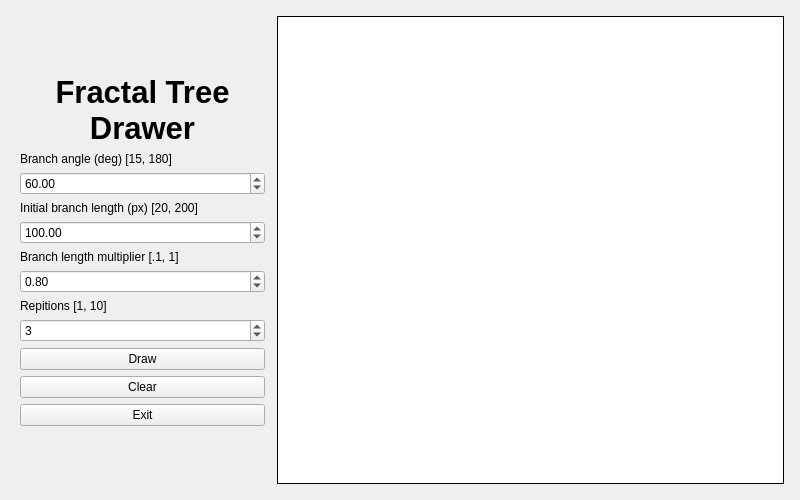
Above: entry.ui from bericp1/csci1300-project2-fractals before the change. Below: the same form after it.
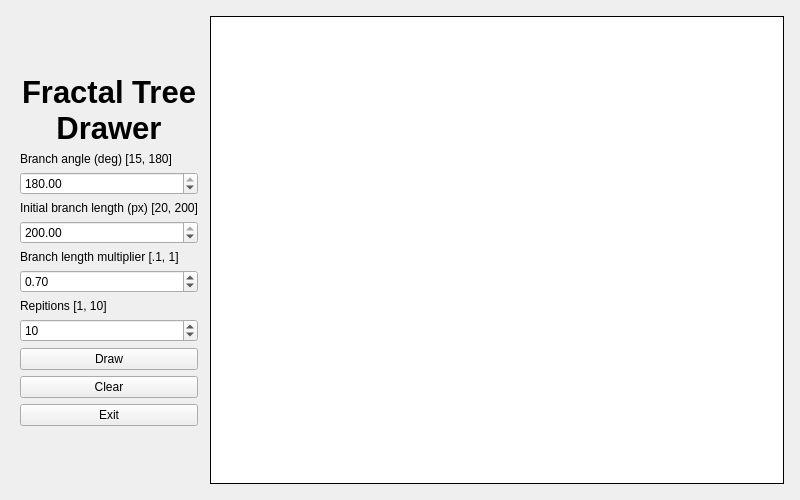
That is the form after the change.

Commit message: tree now curves out

The edit to the form file:
```diff
--- a/entry.ui
+++ b/entry.ui
@@ -13,7 +13,7 @@
   <property name="windowTitle">
    <string>Widget</string>
   </property>
-  <layout class="QHBoxLayout" name="mainHorizLayout" stretch="2,4">
+  <layout class="QHBoxLayout" name="mainHorizLayout" stretch="1,10">
    <property name="spacing">
     <number>8</number>
    </property>
@@ -31,6 +31,9 @@
    </property>
    <item>
     <layout class="QVBoxLayout" name="controlsLayout" stretch="0,0,0,0,0,0,0,0,0,0,0,0,0,0">
+     <property name="sizeConstraint">
+      <enum>QLayout::SetDefaultConstraint</enum>
+     </property>
      <property name="leftMargin">
       <number>4</number>
      </property>
@@ -101,7 +104,7 @@
         <double>180.000000000000000</double>
        </property>
        <property name="value">
-        <double>60.000000000000000</double>
+        <double>180.000000000000000</double>
        </property>
       </widget>
      </item>
@@ -127,7 +130,7 @@
         <double>10.000000000000000</double>
        </property>
        <property name="value">
-        <double>100.000000000000000</double>
+        <double>200.000000000000000</double>
        </property>
       </widget>
      </item>
@@ -153,7 +156,7 @@
         <double>0.100000000000000</double>
        </property>
        <property name="value">
-        <double>0.800000000000000</double>
+        <double>0.700000000000000</double>
        </property>
       </widget>
      </item>
@@ -170,11 +173,11 @@
         <number>1</number>
        </property>
        <property name="maximum">
+        <number>20</number>
+       </property>
+       <property name="value">
         <number>10</number>
        </property>
-       <property name="value">
-        <number>3</number>
-       </property>
       </widget>
      </item>
      <item>
```
Left out of the diff: 2 changed lines with no effect on the pictures. The commit also changes 2 other files.
